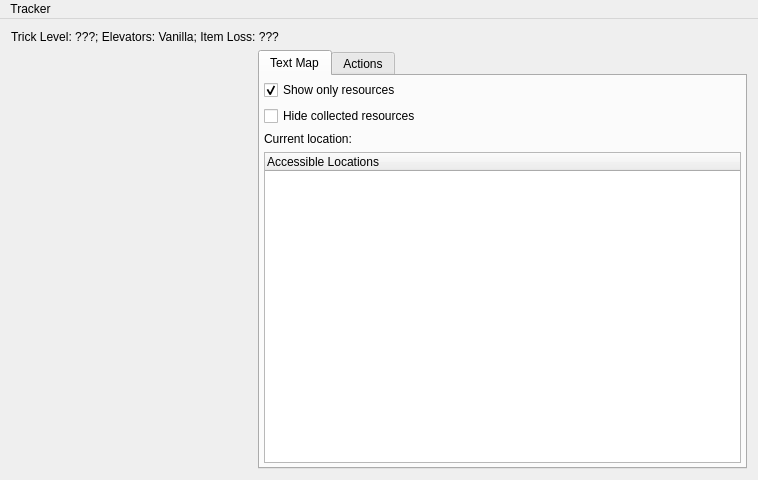
First picture: the form in randovania/gui/ui_files/tracker_window.ui, repository randovania/randovania, before the edit.
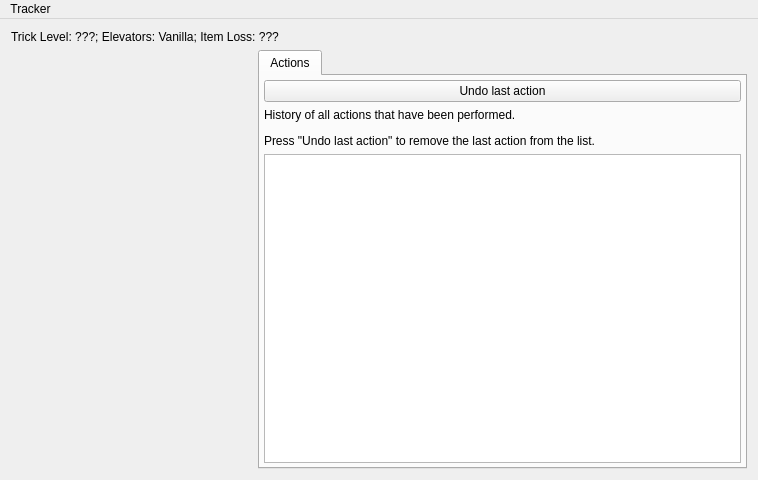
Second picture: the form after the edit.

The edit to the form file:
```diff
--- a/randovania/gui/ui_files/tracker_window.ui
+++ b/randovania/gui/ui_files/tracker_window.ui
@@ -36,70 +36,6 @@
       <property name="currentIndex">
        <number>0</number>
       </property>
-      <widget class="QWidget" name="tab_text_map">
-       <attribute name="title">
-        <string>Text Map</string>
-       </attribute>
-       <layout class="QVBoxLayout" name="tab_text_map_layout">
-        <property name="leftMargin">
-         <number>4</number>
-        </property>
-        <property name="topMargin">
-         <number>4</number>
-        </property>
-        <property name="rightMargin">
-         <number>4</number>
-        </property>
-        <property name="bottomMargin">
-         <number>4</number>
-        </property>
-        <item>
-         <widget class="QCheckBox" name="resource_filter_check">
-          <property name="text">
-           <string>Show only resources</string>
-          </property>
-          <property name="checked">
-           <bool>true</bool>
-          </property>
-         </widget>
-        </item>
-        <item>
-         <widget class="QCheckBox" name="hide_collected_resources_check">
-          <property name="text">
-           <string>Hide collected resources</string>
-          </property>
-         </widget>
-        </item>
-        <item>
-         <widget class="QLabel" name="current_location_label">
-          <property name="text">
-           <string>Current location:</string>
-          </property>
-          <property name="wordWrap">
-           <bool>true</bool>
-          </property>
-         </widget>
-        </item>
-        <item>
-         <widget class="QTreeWidget" name="possible_locations_tree">
-          <property name="sizePolicy">
-           <sizepolicy hsizetype="Ignored" vsizetype="Expanding">
-            <horstretch>0</horstretch>
-            <verstretch>0</verstretch>
-           </sizepolicy>
-          </property>
-          <property name="contextMenuPolicy">
-           <enum>Qt::ActionsContextMenu</enum>
-          </property>
-          <column>
-           <property name="text">
-            <string>Accessible Locations</string>
-           </property>
-          </column>
-         </widget>
-        </item>
-       </layout>
-      </widget>
       <widget class="QWidget" name="tab_actions">
        <attribute name="title">
         <string>Actions</string>
```
